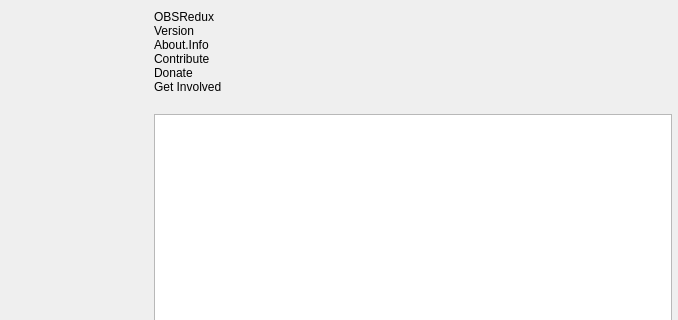
Above: UI/forms/OBSAbout.ui from Sakyvo/OBS-PT before the change; both pictures show x 162 to 840 and y 0 to 320 of the 840 by 519 pixel window. Below: the same form after it.
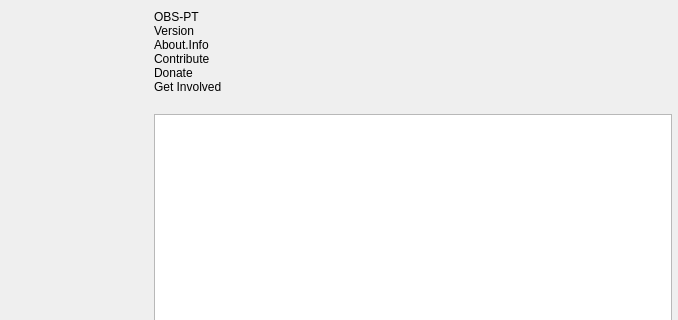
That is the form after the change. Icons and pictures are not drawn. Custom widgets are drawn as their Qt base class.

Commit message: feat: hardware-adaptive 480fps defaults + rebrand OBS-Redux->OBS-PT

Patch:
```diff
--- a/UI/forms/OBSAbout.ui
+++ b/UI/forms/OBSAbout.ui
@@ -76,7 +76,7 @@
        <item>
         <widget class="QLabel" name="name">
          <property name="text">
-          <string notr="true">OBSRedux</string>
+          <string notr="true">OBS-PT</string>
          </property>
         </widget>
        </item>
```
The commit also changes 33 other files.
